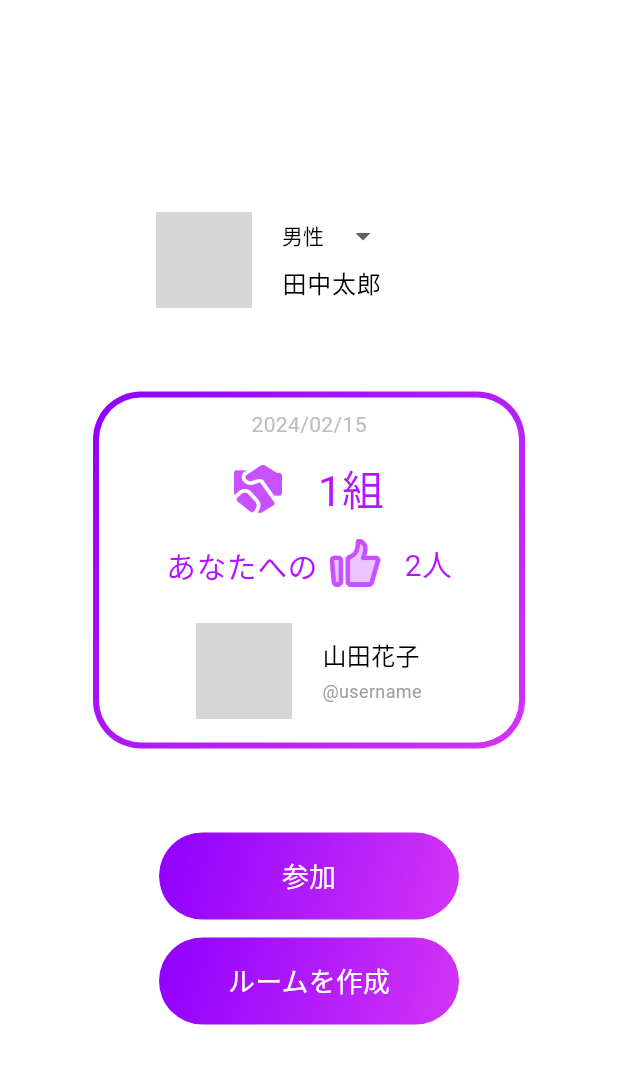
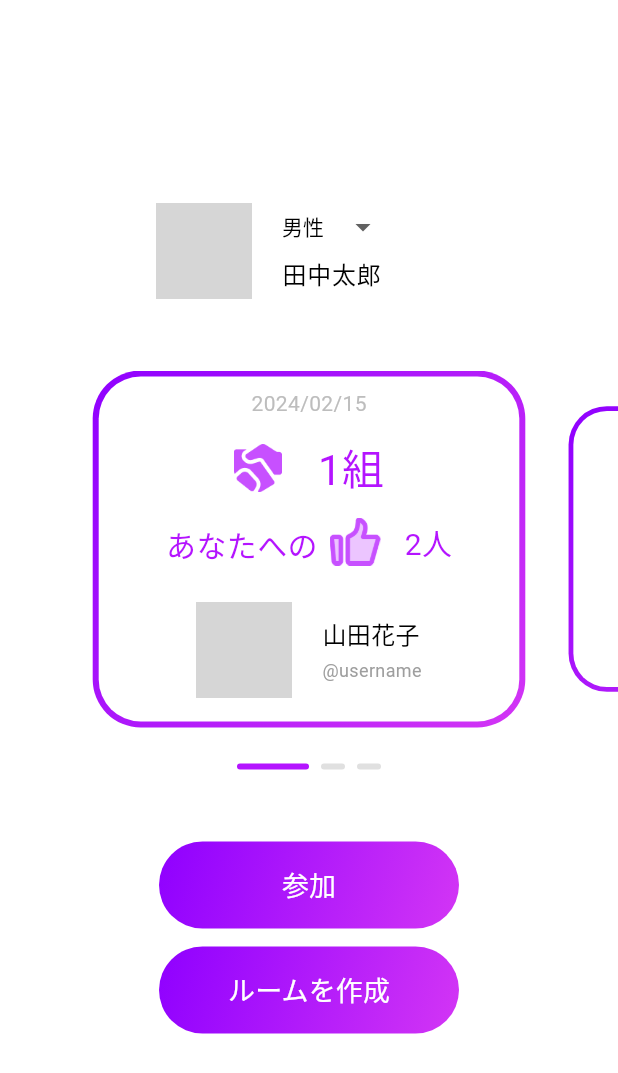
Before and after one commit to sakusaku3939/twelve_hours, a Flutter app: the screen it shows after launch, on a phone screen of 412 x 824 dp. Shown: the top 1073 px of the screen. Run offline on Flutter 3.47's test engine with Material 3 defaults, Android fonts, the phone set to English and light mode, and no system bars; drawn by our look-alikes of expandable_page_view, smooth_page_indicator; our stand-ins replace custom_sliding_segmented_control, flutter_hooks, flutter_riverpod, freezed_annotation, hooks_riverpod; network calls fail; grey boxes are pictures that could not be loaded.

Commit message:
カルーセルのデザイン追加

```diff
--- a/lib/view/component/result_card.dart
+++ b/lib/view/component/result_card.dart
@@ -7,16 +7,13 @@ class ResultCard extends HookConsumerWidget {
 
   @override
   Widget build(BuildContext context, WidgetRef ref) {
-    return Padding(
-      padding: const EdgeInsets.symmetric(vertical: 56),
-      child: DecoratedBox(
+    return DecoratedBox(
       decoration: BoxDecoration(
         gradient: ColorPalette.purplePinkGradient,
         borderRadius: BorderRadius.circular(32),
       ),
       child: Container(
         margin: const EdgeInsets.all(4),
-          width: 280,
         decoration: BoxDecoration(
           color: Colors.white,
           borderRadius: BorderRadius.circular(28),
@@ -80,7 +77,6 @@ class ResultCard extends HookConsumerWidget {
           ],
         ),
       ),
-      ),
     );
   }
 
--- a/lib/view/home.dart
+++ b/lib/view/home.dart
@@ -1,6 +1,11 @@
+import 'dart:math';
+
+import 'package:expandable_page_view/expandable_page_view.dart';
 import 'package:flutter/material.dart';
 import 'package:flutter_hooks/flutter_hooks.dart';
 import 'package:hooks_riverpod/hooks_riverpod.dart';
+import 'package:smooth_page_indicator/smooth_page_indicator.dart';
+import 'package:twelve_hours/constant/color_palette.dart';
 import 'package:twelve_hours/view/component/result_card.dart';
 import 'package:twelve_hours/view/id_input_view.dart';
 import 'package:twelve_hours/view/member_voting_view.dart';
@@ -31,8 +36,7 @@ class Home extends HookConsumerWidget {
                     mainAxisSize: MainAxisSize.min,
                     children: [
                       _profile(),
-                      // const ProgressTimer(),
-                      const ResultCard(),
+                      _carousel(),
                       GradientButton(
                         "参加",
                         onPressed: () => Navigator.push(
@@ -102,6 +106,49 @@ class Home extends HookConsumerWidget {
       ],
     );
   }
+
+  Widget _carousel() {
+    final carouselController = PageController(viewportFraction: 0.7);
+    return Padding(
+      padding: const EdgeInsets.symmetric(vertical: 48),
+      child: Column(
+        mainAxisSize: MainAxisSize.min,
+        children: [
+          ExpandablePageView.builder(
+            controller: carouselController,
+            clipBehavior: Clip.none,
+            itemCount: 3,
+            itemBuilder: (_, index) {
+              if (!carouselController.position.haveDimensions) {
+                return const SizedBox();
+              }
+              return AnimatedBuilder(
+                animation: carouselController,
+                builder: (_, __) => Transform.scale(
+                  scale: max(
+                    0.8,
+                    (1 - (carouselController.page! - index).abs() / 2),
+                  ),
+                  child: const ResultCard(),
+                ),
+              );
+            },
+          ),
+          const SizedBox(height: 24),
+          SmoothPageIndicator(
+            controller: carouselController,
+            count: 3,
+            effect: const ExpandingDotsEffect(
+              dotColor: ColorPalette.whiteGray,
+              activeDotColor: ColorPalette.darkPink,
+              dotHeight: 4,
+              dotWidth: 16,
+            ),
+          ),
+        ],
+      ),
+    );
+  }
 }
 
 class GenderDropdown extends HookConsumerWidget {
--- a/pubspec.yaml
+++ b/pubspec.yaml
@@ -20,6 +20,8 @@ dependencies:
   hooks_riverpod: ^2.3.10
   flutter_hooks: ^0.20.5
   custom_sliding_segmented_control: ^1.8.1
+  expandable_page_view: ^1.0.17
+  smooth_page_indicator: ^1.1.0
 
 dev_dependencies:
   flutter_test:
```
Also changed, not shown: pubspec.lock. Lines whose indentation alone changed are shown as unchanged.
